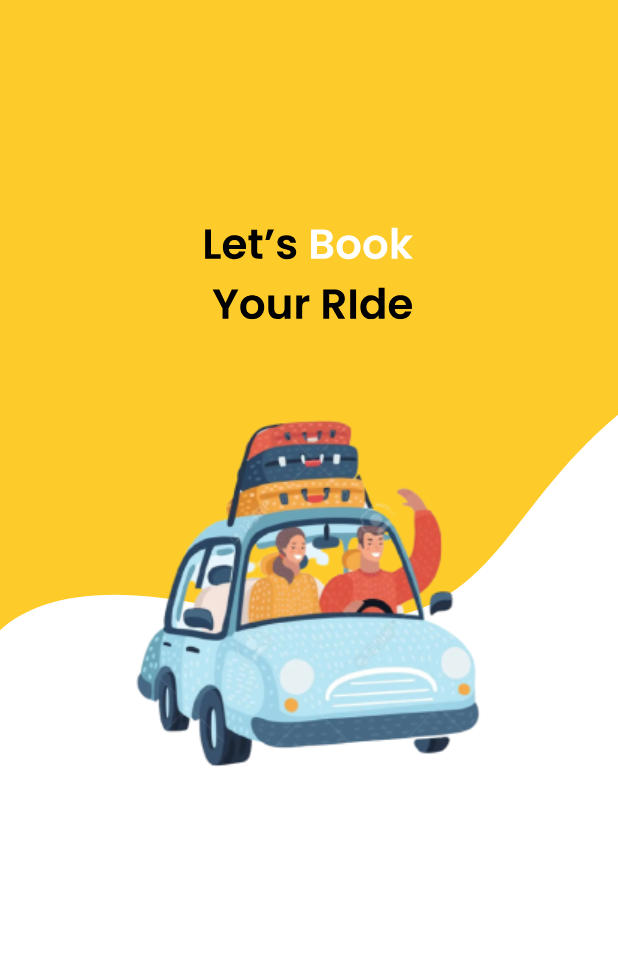
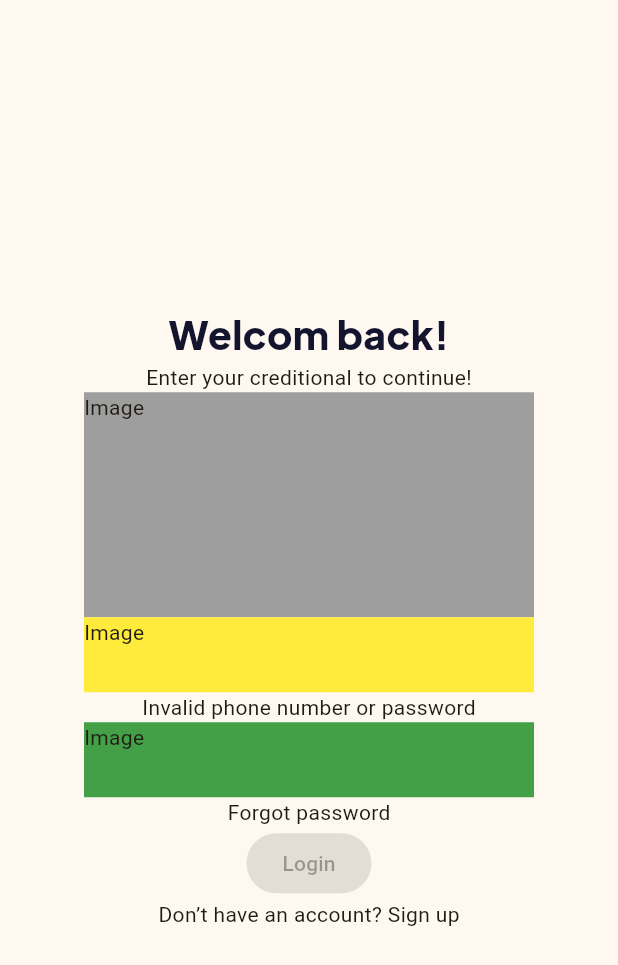
Before and after one commit to quiest2000/ride-book-app, a Flutter app: the screen it shows after launch, on a phone screen of 412 x 824 dp. Shown: the top 965 px of the screen. Run offline on Flutter 3.47's test engine with Material 3 defaults, Android fonts, the phone set to English and light mode, and no system bars; our stand-ins replace flutter_svg.

Commit message:
add multi resolution assets, fonts, init layout login

```diff
--- /dev/null
+++ b/lib/login_page.dart
@@ -0,0 +1,89 @@
+import 'package:flutter/material.dart';
+
+class LoginPage extends StatefulWidget {
+  const LoginPage({super.key});
+
+  @override
+  State<LoginPage> createState() => _LoginPageState();
+}
+
+class _LoginPageState extends State<LoginPage> {
+  @override
+  Widget build(BuildContext context) {
+    return const Scaffold(
+      body: Center(
+        child: Column(
+          mainAxisAlignment: MainAxisAlignment.center,
+          crossAxisAlignment: CrossAxisAlignment.center,
+          mainAxisSize: MainAxisSize.max,
+          children: [
+            Text(
+              'Welcom back!',
+              style: TextStyle(
+                fontFamily: 'PlusJakartaSans',
+                fontSize: 26,
+                fontWeight: FontWeight.w800, // 800 extra bold
+                color: Color(0xff13142e),
+              ),
+            ),
+            Text('Enter your creditional to continue!'),
+            DecoratedBox(
+              decoration: BoxDecoration(color: Colors.grey),
+              child: SizedBox(width: 300, height: 150, child: Text('Image')),
+            ),
+            PhoneSection(),
+            PasswordSection(),
+            ElevatedButton(
+              onPressed: null,
+              child: Text('Login'),
+            ),
+            SignupSection(),
+          ],
+        ),
+      ),
+    );
+  }
+}
+
+class PhoneSection extends StatelessWidget {
+  const PhoneSection({super.key});
+
+  @override
+  Widget build(BuildContext context) {
+    return const Column(
+      children: [
+        DecoratedBox(
+          decoration: BoxDecoration(color: Colors.yellow),
+          child: SizedBox(width: 300, height: 50, child: Text('Image')),
+        ),
+        Text('Invalid phone number or password'),
+      ],
+    );
+  }
+}
+
+class PasswordSection extends StatelessWidget {
+  const PasswordSection({super.key});
+
+  @override
+  Widget build(BuildContext context) {
+    return Column(
+      children: [
+        DecoratedBox(
+          decoration: BoxDecoration(color: Colors.green.shade600),
+          child: const SizedBox(width: 300, height: 50, child: Text('Image')),
+        ),
+        const Text('Forgot password'),
+      ],
+    );
+  }
+}
+
+class SignupSection extends StatelessWidget {
+  const SignupSection({super.key});
+
+  @override
+  Widget build(BuildContext context) {
+    return const Text('Don’t have an account? Sign up');
+  }
+}
--- a/lib/main.dart
+++ b/lib/main.dart
@@ -1,4 +1,5 @@
 import 'package:flutter/material.dart';
+import 'package:ride_book_app/login_page.dart';
 import 'package:ride_book_app/welcome_page.dart';
 
 void main() {
@@ -17,40 +18,11 @@
         colorScheme: ColorScheme.fromSeed(seedColor: const Color(0x00fecc2a)),
         useMaterial3: true,
       ),
-      home: const MyHomePage(title: 'Flutter Demo Home Page'),
+      initialRoute: '/',
+      routes: {
+        '/': (context) => const WelcomePage(),
+        '/login': (context) => const LoginPage(),
+      },
     );
   }
 }
-
-class MyHomePage extends StatefulWidget {
-  const MyHomePage({super.key, required this.title});
-
-  // This widget is the home page of your application. It is stateful, meaning
-  // that it has a State object (defined below) that contains fields that affect
-  // how it looks.
-
-  // This class is the configuration for the state. It holds the values (in this
-  // case the title) provided by the parent (in this case the App widget) and
-  // used by the build method of the State. Fields in a Widget subclass are
-  // always marked "final".
-
-  final String title;
-
-  @override
-  State<MyHomePage> createState() => _MyHomePageState();
-}
-
-class _MyHomePageState extends State<MyHomePage> {
-  @override
-  Widget build(BuildContext context) {
-    // This method is rerun every time setState is called, for instance as done
-    // by the _incrementCounter method above.
-    //
-    // The Flutter framework has been optimized to make rerunning build methods
-    // fast, so that you can just rebuild anything that needs updating rather
-    // than having to individually change instances of widgets.
-    return const Scaffold(
-      body: WelcomePage(),
-    );
-  }
-}
--- a/lib/welcome_page.dart
+++ b/lib/welcome_page.dart
@@ -1,5 +1,8 @@
+import 'dart:async';
+
 import 'package:flutter/material.dart';
 import 'package:flutter_svg/svg.dart';
+import 'package:ride_book_app/login_page.dart';
 
 class WelcomePage extends StatefulWidget {
   const WelcomePage({super.key});
@@ -10,13 +13,25 @@ class WelcomePage extends StatefulWidget {
 
 class _WelcomePageState extends State<WelcomePage> {
   @override
+  void initState() {
+    super.initState();
+    Timer(const Duration(seconds: 3), () {
+      // Navigator.pushReplacementNamed(context, '/login');
+      Navigator.pushReplacement(
+        context,
+        MaterialPageRoute(builder: (x) => const LoginPage()),
+      );
+    });
+  }
+
+  @override
   Widget build(BuildContext context) {
     return Container(
       color: Colors.white,
       child: Stack(
         children: [
           SvgPicture.asset(
-            'images/vector.svg',
+            'assets/vector.svg',
             fit: BoxFit.cover,
             width: MediaQuery.of(context).size.width,
           ),
@@ -27,10 +42,10 @@ class _WelcomePageState extends State<WelcomePage> {
               const Spacer(
                 flex: 1,
               ),
-              SvgPicture.asset('images/greeting.svg'),
+              SvgPicture.asset('assets/greeting.svg'),
               const SizedBox(height: 30.3),
               Center(
-                child: Image.asset('images/welcome.png'),
+                child: Image.asset('assets/welcome.png'),
               ),
               const Spacer(
                 flex: 2,
```
Also changed, not shown: pubspec.yaml (+11 -8 lines), assets/2.0x/welcome.png (added), assets/3.0x/welcome.png (added), assets/fonts/PlusJakartaSans-Bold.ttf (added), assets/fonts/PlusJakartaSans-ExtraBold.ttf (added), assets/greeting.svg (renamed from images/greeting.svg), assets/vector.svg (renamed from images/vector.svg), assets/welcome.png (renamed from images/welcome.png).
